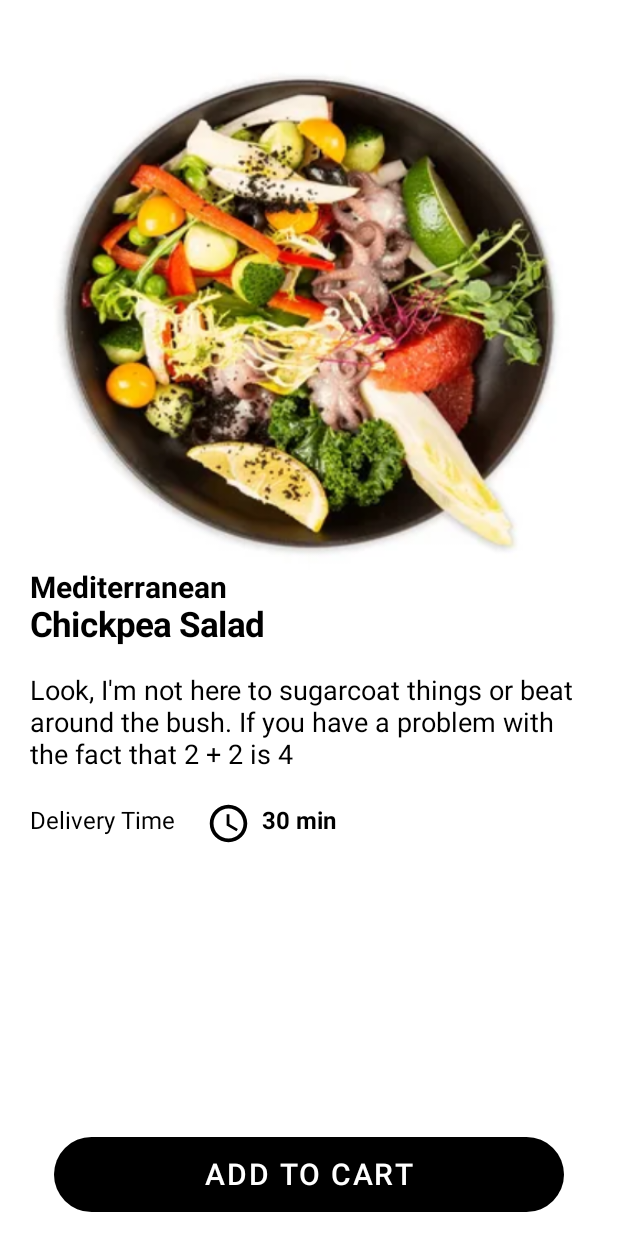
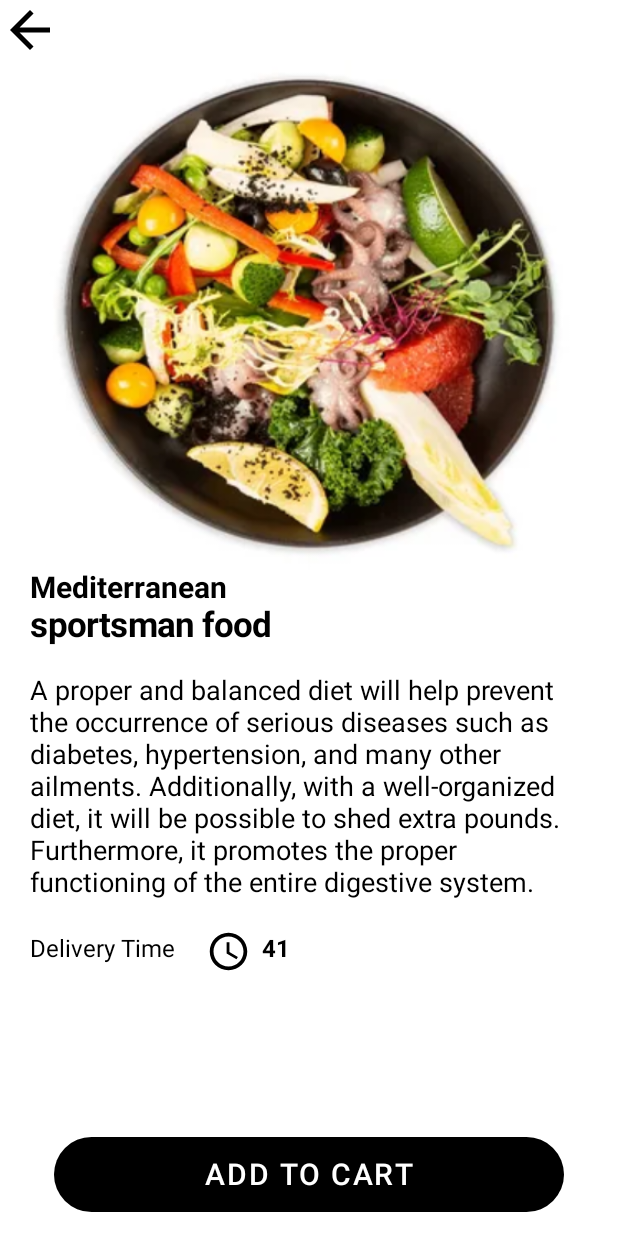
Before and after one commit to Sultan-assasin/sport4, an Android app built with Jetpack Compose: the @Preview function PreviewFoodInfo, on a phone screen of 412 x 824 dp. Run offline under Robolectric (Android 15) with nearby library versions, the light colour scheme and no system bars; Roboto replaces fonts that are not available here.

Commit message:
task3 finished.

```diff
--- a/app/build.gradle
+++ b/app/build.gradle
@@ -4,6 +4,7 @@ plugins {
     id 'kotlin-kapt'
     id 'com.google.dagger.hilt.android'
     id 'com.google.gms.google-services'
+    id 'kotlin-parcelize'
 }
 
 android {
@@ -25,7 +26,8 @@ android {
 
     buildTypes {
         release {
-            minifyEnabled false
+            minifyEnabled true
+            shrinkResources true
             proguardFiles getDefaultProguardFile('proguard-android-optimize.txt'), 'proguard-rules.pro'
         }
     }
--- a/app/src/main/java/com/sula/sport4/navigation/Screens.kt
+++ b/app/src/main/java/com/sula/sport4/navigation/Screens.kt
@@ -5,6 +5,7 @@ enum class Screens {
     FakeScreen,
     SplashScreen,
     StartScreen,
-    BannerScreen
+    BannerScreen,
+    FoodInfo
 
 }
--- a/app/src/main/java/com/sula/sport4/screens/FakeScreen/FoodInfo.kt
+++ b/app/src/main/java/com/sula/sport4/screens/FakeScreen/FoodInfo.kt
@@ -1,6 +1,8 @@
 package com.sula.sport4.screens.FakeScreen
 
+import android.util.Log
 import androidx.compose.foundation.Image
+import androidx.compose.foundation.clickable
 import androidx.compose.foundation.layout.Box
 import androidx.compose.foundation.layout.Column
 import androidx.compose.foundation.layout.Row
@@ -16,25 +18,46 @@ import androidx.compose.material.ButtonDefaults
 import androidx.compose.material.Icon
 import androidx.compose.material.Surface
 import androidx.compose.material.Text
+import androidx.compose.material.icons.Icons
+import androidx.compose.material.icons.filled.ArrowBack
+import androidx.compose.runtime.*
 import androidx.compose.runtime.Composable
+import androidx.compose.runtime.mutableStateOf
+import androidx.compose.runtime.remember
 import androidx.compose.ui.Alignment
 import androidx.compose.ui.Modifier
 import androidx.compose.ui.draw.clip
 import androidx.compose.ui.graphics.Color
 import androidx.compose.ui.layout.ContentScale
 import androidx.compose.ui.res.painterResource
+import androidx.compose.ui.res.stringResource
 import androidx.compose.ui.text.font.FontWeight
 import androidx.compose.ui.tooling.preview.Preview
 import androidx.compose.ui.unit.dp
 import androidx.compose.ui.unit.sp
+import androidx.navigation.NavController
+import androidx.navigation.compose.rememberNavController
 import com.sula.sport4.R
+import com.sula.sport4.data.Food
+import java.util.Random
 
 @Composable
-fun FoodInfo() {
+fun FoodInfo(navController: NavController) {
+
+    var randomNumber by remember { mutableStateOf(10) }
+
+    val food = navController.previousBackStackEntry?.savedStateHandle?.get<Food>("food")
+    Log.d("FoodInfo Screen"," ${food?.foodName}")
+    // create some food classes and equal results
+    Log.d("FoodInfo Screen", "${food?.image}") // create some food classes and equal results
     Column(modifier = Modifier.fillMaxSize()) {
         Surface {
+            Icon(imageVector = Icons.Default.ArrowBack, contentDescription = "back", modifier = Modifier
+                .height(40.dp)
+                .width(40.dp)
+                .clickable { navController.popBackStack() })
             Image(
-                painter = painterResource(id = R.drawable.img_1), contentDescription = "food",
+                painter = painterResource(id = food?.image ?:  R.drawable.img_1), contentDescription = "food",
                 modifier = Modifier
                     .fillMaxWidth()
                     .height(380.dp)
@@ -49,7 +72,7 @@ fun FoodInfo() {
             modifier = Modifier.padding(start = 20.dp)
         )
         Text(
-            text = "Chickpea Salad",
+            text = food?.foodName ?: "sportsman food",
             fontSize = 23.sp,
             fontWeight = FontWeight.Bold,
             modifier = Modifier.padding(start = 20.dp)
@@ -57,7 +80,7 @@ fun FoodInfo() {
 
         Spacer(modifier = Modifier.padding(10.dp))
         Text(
-            text = "Look, I'm not here to sugarcoat things or beat around the bush. If you have a problem with the fact that 2 + 2 is 4",
+            text = stringResource(id = R.string.food_info),
             fontSize = 18.sp,
             modifier = Modifier.padding(start = 20.dp, end = 20.dp, bottom = 20.dp)
         )
@@ -74,8 +97,9 @@ fun FoodInfo() {
                     .height(30.dp)
                     .width(30.dp)
             )
+            randomNumber = getRandomNumber()
             Text(
-                text = "30 min",
+                text = "$randomNumber",
                 fontSize = 16.sp,
                 modifier = Modifier.padding(start = 7.dp, top = 4.dp),
                 fontWeight = FontWeight.Bold
@@ -89,9 +113,13 @@ fun FoodInfo() {
         ) {
             Button(
                 onClick = { /* Handle button click here */ },
-                modifier = Modifier.fillMaxWidth().height(50.dp).padding(start = 20.dp, end = 20.dp).clip(
-                    RoundedCornerShape(30.dp)
-                ),
+                modifier = Modifier
+                    .fillMaxWidth()
+                    .height(50.dp)
+                    .padding(start = 20.dp, end = 20.dp)
+                    .clip(
+                        RoundedCornerShape(30.dp)
+                    ),
                 colors = ButtonDefaults.buttonColors(backgroundColor = Color.Black)
             ) {
                 Text("ADD TO CART", fontSize = 20.sp, color = Color.White)
@@ -99,10 +127,15 @@ fun FoodInfo() {
         }
     }
 }
+fun getRandomNumber(): Int {
 
+    val randomNumber = (20..80).random()
+
+    return randomNumber
+}
 
 @Composable
 @Preview(showBackground = true)
 fun PreviewFoodInfo() {
-    FoodInfo()
+    FoodInfo(rememberNavController())
 }
--- a/app/src/main/java/com/sula/sport4/screens/SplashScreen/SplashScreen.kt
+++ b/app/src/main/java/com/sula/sport4/screens/SplashScreen/SplashScreen.kt
@@ -50,7 +50,7 @@ fun SplashScreen(navController: NavController, fakeScreenViewModel: FakeScreenVi
     }.value
 
     val hasNavigated = rememberSaveable { mutableStateOf(false) }
-
+//if link is empty and screen not going to another screen see firebase
     when(link) {
         is Resource.Success -> {
             if (!hasNavigated.value) {
@@ -82,7 +82,7 @@ fun SplashScreen(navController: NavController, fakeScreenViewModel: FakeScreenVi
         }
 
         else -> {
-
+            Log.d("SplashScreen","null")
         }
     }
 }
--- /dev/null
+++ b/app/src/main/res/drawable/baseline_arrow_back_24.xml
@@ -0,0 +1,5 @@
+<vector android:autoMirrored="true" android:height="24dp"
+    android:tint="#000000" android:viewportHeight="24"
+    android:viewportWidth="24" android:width="24dp" xmlns:android="http://schemas.android.com/apk/res/android">
+    <path android:fillColor="@android:color/white" android:pathData="M20,11H7.83l5.59,-5.59L12,4l-8,8 8,8 1.41,-1.41L7.83,13H20v-2z"/>
+</vector>
--- a/app/src/main/res/values/strings.xml
+++ b/app/src/main/res/values/strings.xml
@@ -1,3 +1,4 @@
 <resources>
     <string name="app_name">sport4</string>
+    <string name="food_info">A proper and balanced diet will help prevent the occurrence of serious diseases such as diabetes, hypertension, and many other ailments. Additionally, with a well-organized diet, it will be possible to shed extra pounds. Furthermore, it promotes the proper functioning of the entire digestive system.</string>
 </resources>
```
Also changed, not shown: app/src/main/java/com/sula/sport4/data/Food.kt (+6 -5 lines), app/src/main/java/com/sula/sport4/navigation/AppNavigation.kt (+11 -0 lines), app/src/main/java/com/sula/sport4/screens/FakeScreen/FakeScreen.kt (+90 -27 lines), app/src/main/java/com/sula/sport4/screens/StartPage/StartPage.kt (+19 -8 lines), app/src/main/res/drawable/image_preview.png (added), app/src/main/res/drawable/img_4.png (added), app/src/main/res/drawable/img_5.png (added), app/src/main/res/drawable/img_6.png (added), app/src/main/res/drawable/img_7.png (added), app/src/main/res/drawable/img_8.png (added), 4 other files.
